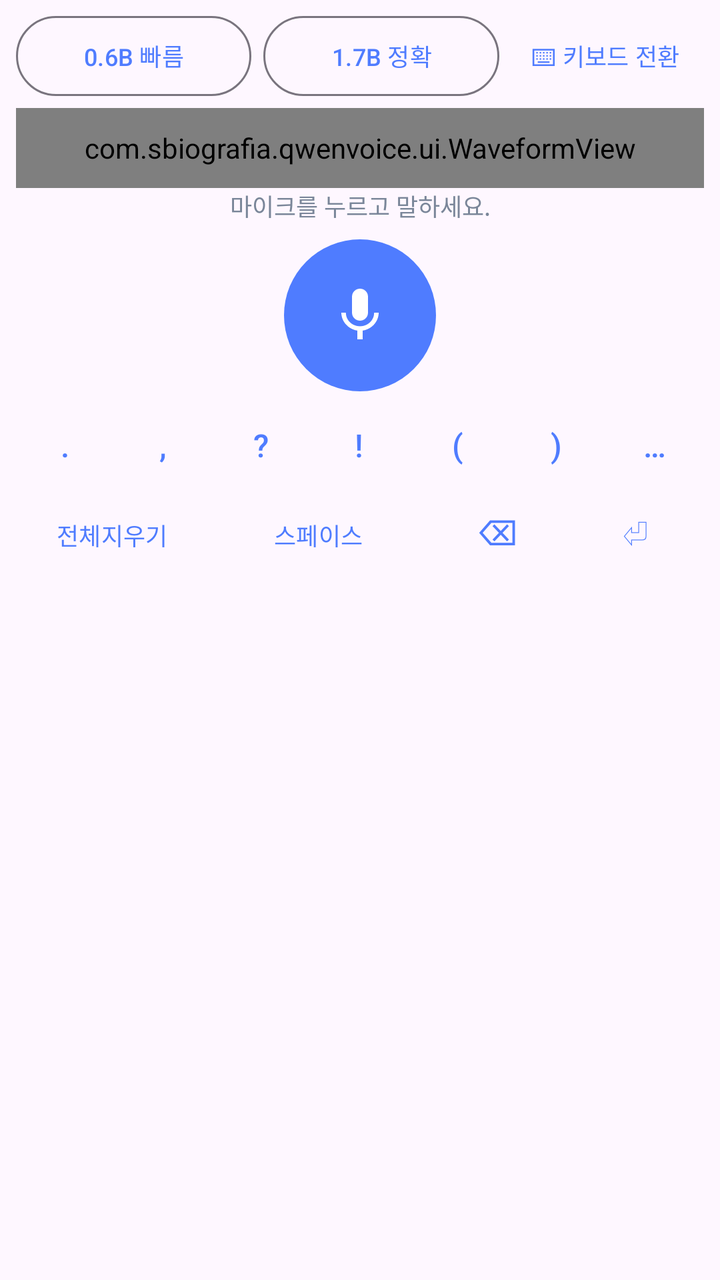
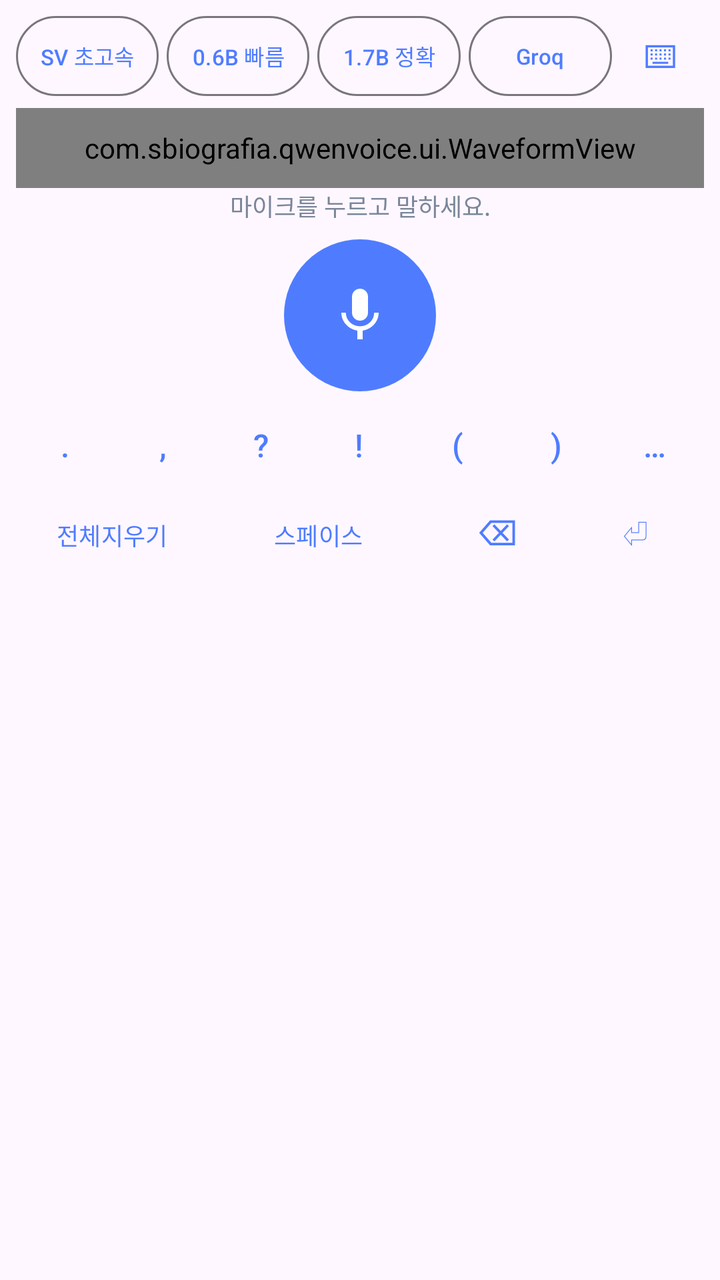

Compare the two renders of this Android layout. The source of the first and the diff that turns it into the second are given below.
<!-- AndroidManifest.xml: application theme Theme.QwenVoice -->
<!-- res/layout/keyboard_view.xml -->
<?xml version="1.0" encoding="utf-8"?>
<LinearLayout xmlns:android="http://schemas.android.com/apk/res/android"
    xmlns:app="http://schemas.android.com/apk/res-auto"
    android:layout_width="match_parent"
    android:layout_height="wrap_content"
    android:background="?android:attr/colorBackground"
    android:orientation="vertical"
    android:paddingStart="8dp"
    android:paddingTop="8dp"
    android:paddingEnd="8dp"
    android:paddingBottom="8dp">

    
    <LinearLayout
        android:layout_width="match_parent"
        android:layout_height="wrap_content"
        android:gravity="center_vertical"
        android:orientation="horizontal">

        <com.google.android.material.button.MaterialButton
            android:id="@+id/chip_06b"
            style="@style/Widget.Material3.Button.OutlinedButton"
            android:layout_width="0dp"
            android:layout_height="40dp"
            android:layout_weight="1"
            android:insetTop="0dp"
            android:insetBottom="0dp"
            android:text="@string/chip_06b_idle"
            android:textSize="12sp"
            app:cornerRadius="20dp" />

        <com.google.android.material.button.MaterialButton
            android:id="@+id/chip_17b"
            style="@style/Widget.Material3.Button.OutlinedButton"
            android:layout_width="0dp"
            android:layout_height="40dp"
            android:layout_marginStart="6dp"
            android:layout_weight="1"
            android:insetTop="0dp"
            android:insetBottom="0dp"
            android:text="@string/chip_17b_idle"
            android:textSize="12sp"
            app:cornerRadius="20dp" />

        <com.google.android.material.button.MaterialButton
            android:id="@+id/btn_switch_keyboard"
            style="@style/Widget.Material3.Button.TextButton"
            android:layout_width="wrap_content"
            android:layout_height="40dp"
            android:layout_marginStart="4dp"
            android:insetTop="0dp"
            android:insetBottom="0dp"
            android:text="@string/btn_switch_keyboard"
            android:textSize="12sp" />
    </LinearLayout>

    
    <com.sbiografia.qwenvoice.ui.WaveformView
        android:id="@+id/waveform"
        android:layout_width="match_parent"
        android:layout_height="40dp"
        android:layout_marginTop="6dp" />

    
    <TextView
        android:id="@+id/status_text"
        android:layout_width="match_parent"
        android:layout_height="wrap_content"
        android:gravity="center"
        android:maxLines="2"
        android:ellipsize="end"
        android:text="@string/status_idle"
        android:textColor="@color/idle"
        android:textSize="12sp" />

    
    <com.google.android.material.button.MaterialButton
        android:id="@+id/mic_button"
        android:layout_width="76dp"
        android:layout_height="76dp"
        android:layout_gravity="center_horizontal"
        android:layout_marginTop="8dp"
        android:contentDescription="@string/mic_desc_idle"
        android:insetTop="0dp"
        android:insetBottom="0dp"
        android:minWidth="0dp"
        android:minHeight="0dp"
        android:paddingStart="0dp"
        android:paddingEnd="0dp"
        android:text=""
        app:backgroundTint="@color/brand"
        app:cornerRadius="38dp"
        app:icon="@drawable/ic_mic_24"
        app:iconGravity="textStart"
        app:iconPadding="0dp"
        app:iconSize="32dp"
        app:iconTint="@android:color/white" />

    
    <LinearLayout
        android:layout_width="match_parent"
        android:layout_height="wrap_content"
        android:layout_marginTop="6dp"
        android:orientation="horizontal">

        <com.google.android.material.button.MaterialButton
            android:id="@+id/btn_dot"
            style="@style/Widget.Material3.Button.TextButton"
            android:layout_width="0dp"
            android:layout_height="42dp"
            android:layout_weight="1"
            android:insetTop="0dp"
            android:insetBottom="0dp"
            android:text="@string/action_dot"
            android:textSize="16sp" />

        <com.google.android.material.button.MaterialButton
            android:id="@+id/btn_comma"
            style="@style/Widget.Material3.Button.TextButton"
            android:layout_width="0dp"
            android:layout_height="42dp"
            android:layout_weight="1"
            android:insetTop="0dp"
            android:insetBottom="0dp"
            android:text="@string/action_comma"
            android:textSize="16sp" />

        <com.google.android.material.button.MaterialButton
            android:id="@+id/btn_question"
            style="@style/Widget.Material3.Button.TextButton"
            android:layout_width="0dp"
            android:layout_height="42dp"
            android:layout_weight="1"
            android:insetTop="0dp"
            android:insetBottom="0dp"
            android:text="@string/action_question"
            android:textSize="16sp" />

        <com.google.android.material.button.MaterialButton
            android:id="@+id/btn_exclaim"
            style="@style/Widget.Material3.Button.TextButton"
            android:layout_width="0dp"
            android:layout_height="42dp"
            android:layout_weight="1"
            android:insetTop="0dp"
            android:insetBottom="0dp"
            android:text="@string/action_exclaim"
            android:textSize="16sp" />

        <com.google.android.material.button.MaterialButton
            android:id="@+id/btn_lparen"
            style="@style/Widget.Material3.Button.TextButton"
            android:layout_width="0dp"
            android:layout_height="42dp"
            android:layout_weight="1"
            android:insetTop="0dp"
            android:insetBottom="0dp"
            android:text="@string/action_lparen"
            android:textSize="16sp" />

        <com.google.android.material.button.MaterialButton
            android:id="@+id/btn_rparen"
            style="@style/Widget.Material3.Button.TextButton"
            android:layout_width="0dp"
            android:layout_height="42dp"
            android:layout_weight="1"
            android:insetTop="0dp"
            android:insetBottom="0dp"
            android:text="@string/action_rparen"
            android:textSize="16sp" />

        <com.google.android.material.button.MaterialButton
            android:id="@+id/btn_ellipsis"
            style="@style/Widget.Material3.Button.TextButton"
            android:layout_width="0dp"
            android:layout_height="42dp"
            android:layout_weight="1"
            android:insetTop="0dp"
            android:insetBottom="0dp"
            android:text="@string/action_ellipsis"
            android:textSize="16sp" />
    </LinearLayout>

    
    <LinearLayout
        android:layout_width="match_parent"
        android:layout_height="wrap_content"
        android:orientation="horizontal">

        <com.google.android.material.button.MaterialButton
            android:id="@+id/btn_clear"
            style="@style/Widget.Material3.Button.TextButton"
            android:layout_width="0dp"
            android:layout_height="44dp"
            android:layout_weight="1.4"
            android:insetTop="0dp"
            android:insetBottom="0dp"
            android:text="@string/action_clear"
            android:textSize="12sp" />

        <com.google.android.material.button.MaterialButton
            android:id="@+id/btn_space"
            style="@style/Widget.Material3.Button.TextButton"
            android:layout_width="0dp"
            android:layout_height="44dp"
            android:layout_weight="1.6"
            android:insetTop="0dp"
            android:insetBottom="0dp"
            android:text="@string/action_space"
            android:textSize="12sp" />

        <com.google.android.material.button.MaterialButton
            android:id="@+id/btn_backspace"
            style="@style/Widget.Material3.Button.TextButton"
            android:layout_width="0dp"
            android:layout_height="44dp"
            android:layout_weight="1"
            android:insetTop="0dp"
            android:insetBottom="0dp"
            android:text="@string/action_backspace"
            android:textSize="18sp" />

        <com.google.android.material.button.MaterialButton
            android:id="@+id/btn_enter"
            style="@style/Widget.Material3.Button.TextButton"
            android:layout_width="0dp"
            android:layout_height="44dp"
            android:layout_weight="1"
            android:insetTop="0dp"
            android:insetBottom="0dp"
            android:text="@string/action_enter"
            android:textSize="18sp" />
    </LinearLayout>
</LinearLayout>
<!-- resources referenced by this layout -->
<resources>
  <color name="brand">#4F7CFF</color>
  <color name="idle">#7A8699</color>
  <!-- drawable ic_mic_24 (drawable) -->
  <?xml version="1.0" encoding="utf-8"?>
  <vector xmlns:android="http://schemas.android.com/apk/res/android"
      android:width="24dp"
      android:height="24dp"
      android:viewportWidth="24"
      android:viewportHeight="24">
      <path
          android:fillColor="@android:color/white"
          android:pathData="M12,14c1.66,0 3,-1.34 3,-3V5c0,-1.66 -1.34,-3 -3,-3S9,3.34 9,5v6c0,1.66 1.34,3 3,3zM17.3,11c0,3 -2.54,5.1 -5.3,5.1S6.7,14 6.7,11H5c0,3.41 2.72,6.23 6,6.72V21h2v-3.28c3.28,-0.48 6,-3.31 6,-6.72h-1.7z" />
  </vector>
  <string name="action_backspace">⌫</string>
  <string name="action_clear">전체지우기</string>
  <string name="action_comma">,</string>
  <string name="action_dot">.</string>
  <string name="action_ellipsis">…</string>
  <string name="action_enter">⏎</string>
  <string name="action_exclaim">!</string>
  <string name="action_lparen">(</string>
  <string name="action_question">?</string>
  <string name="action_rparen">)</string>
  <string name="action_space">스페이스</string>
  <string name="btn_switch_keyboard">⌨ 키보드 전환</string>
  <string name="chip_06b_idle">0.6B 빠름</string>
  <string name="chip_17b_idle">1.7B 정확</string>
  <string name="mic_desc_idle">음성 입력 시작 · 탭하거나 길게 눌러 말하기</string>
  <string name="status_idle">마이크를 누르고 말하세요.</string>
  <style name="Theme.QwenVoice" parent="Theme.Material3.DayNight.NoActionBar">
          <item name="colorPrimary">@color/brand</item>
          <item name="colorPrimaryContainer">@color/brand_container</item>
          <item name="colorOnPrimaryContainer">@color/brand_on_container</item>
      </style>
  <color name="brand_container">#DDE6FF</color>
  <color name="brand_on_container">#10245B</color>
</resources>

<!-- the commit's change to res/layout/keyboard_view.xml (unified diff, before → after) -->
@@ -18,15 +18,35 @@
         android:orientation="horizontal">
 
         <com.google.android.material.button.MaterialButton
+            android:id="@+id/chip_sense"
+            style="@style/Widget.Material3.Button.OutlinedButton"
+            android:layout_width="0dp"
+            android:layout_height="40dp"
+            android:layout_weight="1"
+            android:contentDescription="@string/chip_sense_desc"
+            android:insetTop="0dp"
+            android:insetBottom="0dp"
+            android:minWidth="0dp"
+            android:paddingStart="2dp"
+            android:paddingEnd="2dp"
+            android:text="@string/chip_sense_idle"
+            android:textSize="11sp"
+            app:cornerRadius="20dp" />
+
+        <com.google.android.material.button.MaterialButton
             android:id="@+id/chip_06b"
             style="@style/Widget.Material3.Button.OutlinedButton"
             android:layout_width="0dp"
             android:layout_height="40dp"
-            android:layout_weight="1"
-            android:insetTop="0dp"
-            android:insetBottom="0dp"
+            android:layout_marginStart="4dp"
+            android:layout_weight="1"
+            android:insetTop="0dp"
+            android:insetBottom="0dp"
+            android:minWidth="0dp"
+            android:paddingStart="2dp"
+            android:paddingEnd="2dp"
             android:text="@string/chip_06b_idle"
-            android:textSize="12sp"
+            android:textSize="11sp"
             app:cornerRadius="20dp" />
 
         <com.google.android.material.button.MaterialButton
@@ -34,24 +54,48 @@
             style="@style/Widget.Material3.Button.OutlinedButton"
             android:layout_width="0dp"
             android:layout_height="40dp"
-            android:layout_marginStart="6dp"
-            android:layout_weight="1"
-            android:insetTop="0dp"
-            android:insetBottom="0dp"
+            android:layout_marginStart="4dp"
+            android:layout_weight="1"
+            android:insetTop="0dp"
+            android:insetBottom="0dp"
+            android:minWidth="0dp"
+            android:paddingStart="2dp"
+            android:paddingEnd="2dp"
             android:text="@string/chip_17b_idle"
-            android:textSize="12sp"
+            android:textSize="11sp"
+            app:cornerRadius="20dp" />
+
+        <com.google.android.material.button.MaterialButton
+            android:id="@+id/chip_groq"
+            style="@style/Widget.Material3.Button.OutlinedButton"
+            android:layout_width="0dp"
+            android:layout_height="40dp"
+            android:layout_marginStart="4dp"
+            android:layout_weight="1"
+            android:contentDescription="@string/chip_groq_desc"
+            android:insetTop="0dp"
+            android:insetBottom="0dp"
+            android:minWidth="0dp"
+            android:paddingStart="2dp"
+            android:paddingEnd="2dp"
+            android:text="@string/chip_groq_idle"
+            android:textSize="11sp"
             app:cornerRadius="20dp" />
 
         <com.google.android.material.button.MaterialButton
             android:id="@+id/btn_switch_keyboard"
             style="@style/Widget.Material3.Button.TextButton"
-            android:layout_width="wrap_content"
-            android:layout_height="40dp"
-            android:layout_marginStart="4dp"
-            android:insetTop="0dp"
-            android:insetBottom="0dp"
-            android:text="@string/btn_switch_keyboard"
-            android:textSize="12sp" />
+            android:layout_width="44dp"
+            android:layout_height="40dp"
+            android:layout_marginStart="2dp"
+            android:contentDescription="@string/btn_switch_keyboard"
+            android:insetTop="0dp"
+            android:insetBottom="0dp"
+            android:minWidth="0dp"
+            android:paddingStart="0dp"
+            android:paddingEnd="0dp"
+            android:text="@string/btn_switch_keyboard_short"
+            android:textSize="16sp" />
     </LinearLayout>
 
     
<!-- resource entries referenced after the edit -->
@@ -24,9 +24,14 @@
   <string name="action_question">?</string>
   <string name="action_rparen">)</string>
   <string name="action_space">스페이스</string>
-  <string name="btn_switch_keyboard">⌨ 키보드 전환</string>
+  <string name="btn_switch_keyboard">⌨ 키보드 전환 (길게 누르면 키보드 선택)</string>
+  <string name="btn_switch_keyboard_short">⌨</string>
   <string name="chip_06b_idle">0.6B 빠름</string>
   <string name="chip_17b_idle">1.7B 정확</string>
+  <string name="chip_groq_desc">Groq Whisper로 인식(온라인 초고속)</string>
+  <string name="chip_groq_idle">Groq</string>
+  <string name="chip_sense_desc">SenseVoice Small로 인식(초고속, 기기 내)</string>
+  <string name="chip_sense_idle">SV 초고속</string>
   <string name="mic_desc_idle">음성 입력 시작 · 탭하거나 길게 눌러 말하기</string>
   <string name="status_idle">마이크를 누르고 말하세요.</string>
   <style name="Theme.QwenVoice" parent="Theme.Material3.DayNight.NoActionBar">
